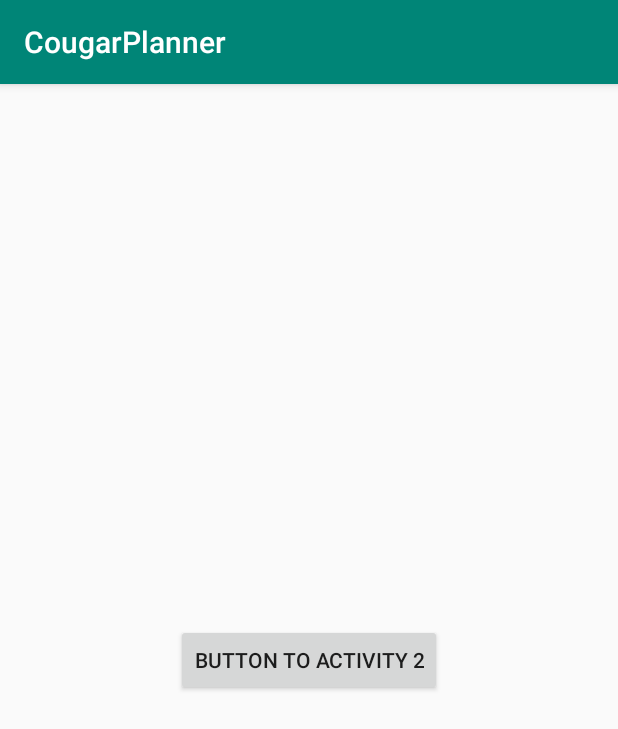
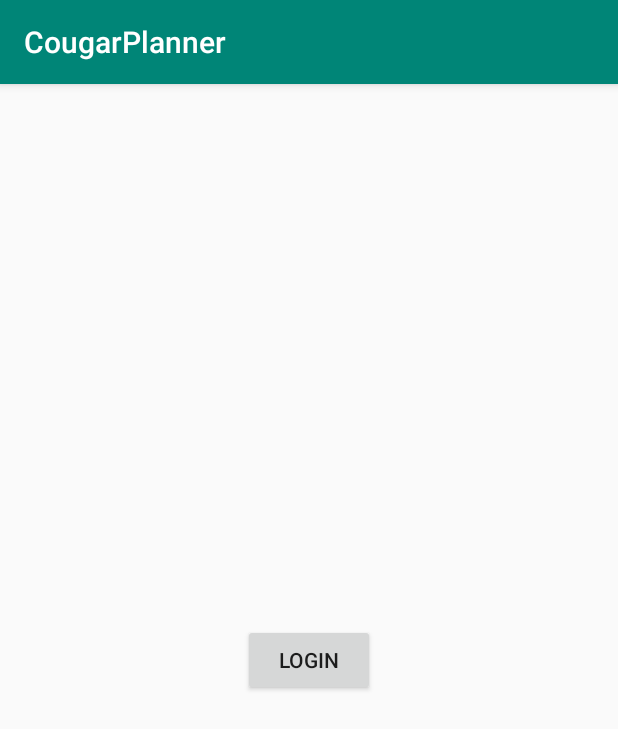
Before and after one commit to alecguilin/CougarPlanner, an Android app: the screen it shows after launch (MainActivity), on a phone screen of 412 x 824 dp. Shown: the top 729 px of the screen. Run offline under Robolectric (Android 15) with nearby library versions, the phone set to English and light mode, and no system bars; our stand-ins replace Firebase (no records; nobody signed in at launch, a user with empty details on screens opened directly).

```diff
--- a/app/build.gradle
+++ b/app/build.gradle
@@ -10,7 +10,7 @@ android {
     buildToolsVersion "29.0.2"
     defaultConfig {
         applicationId "csusm.cs443.cougarplanner"
-        minSdkVersion 15
+        minSdkVersion 16
         targetSdkVersion 29
         versionCode 1
         versionName "1.0"
@@ -34,6 +34,7 @@ dependencies {
     implementation 'com.google.android.material:material:1.0.0'
     implementation 'androidx.annotation:annotation:1.1.0'
     implementation 'androidx.lifecycle:lifecycle-extensions:2.1.0'
+    implementation 'com.google.firebase:firebase-auth:19.1.0'
     testImplementation 'junit:junit:4.12'
     androidTestImplementation 'androidx.test:runner:1.1.1'
     androidTestImplementation 'androidx.test.espresso:espresso-core:3.1.1'
--- a/app/src/main/java/csusm/cs443/cougarplanner/MainActivity.kt
+++ b/app/src/main/java/csusm/cs443/cougarplanner/MainActivity.kt
@@ -15,16 +15,16 @@ class MainActivity : AppCompatActivity() {
     override fun onCreate(savedInstanceState: Bundle?) {
         super.onCreate(savedInstanceState)
         setContentView(R.layout.activity_main)
-        Toast.makeText(this, "Hi there! This is a Toast.", Toast.LENGTH_LONG).show()
+        Toast.makeText(this, "Welcome!", Toast.LENGTH_LONG).show()
 
-        // Write a message to the database
+        // test database push
         val database = FirebaseDatabase.getInstance()
         val myRef = database.getReference("Name")
-
         myRef.setValue("Bobby Jackson")
 
         BIGBUTTON.setOnClickListener {
-            startActivity(Intent(this, Logged_in_main_view::class.java))
+            startActivity(Intent(this, LoginActivity::class.java))
+
         }
     }
 }
--- a/app/src/main/res/layout/activity_login.xml
+++ b/app/src/main/res/layout/activity_login.xml
@@ -52,7 +52,7 @@
         android:layout_marginTop="16dp"
         android:layout_marginEnd="48dp"
         android:layout_marginBottom="64dp"
-        android:enabled="false"
+        android:enabled="true"
         android:text="@string/action_sign_in"
         app:layout_constraintBottom_toBottomOf="parent"
         app:layout_constraintEnd_toEndOf="parent"
--- a/app/src/main/res/layout/activity_main.xml
+++ b/app/src/main/res/layout/activity_main.xml
@@ -10,7 +10,7 @@
         android:id="@+id/BIGBUTTON"
         android:layout_width="wrap_content"
         android:layout_height="wrap_content"
-        android:text="button to activity 2"
+        android:text="Login"
         app:layout_constraintBottom_toBottomOf="parent"
         app:layout_constraintEnd_toEndOf="parent"
         app:layout_constraintStart_toStartOf="parent"
```
Also changed, not shown: app/src/main/java/csusm/cs443/cougarplanner/ui/login/LoginActivity.kt (+31 -7 lines), 1 other file.
